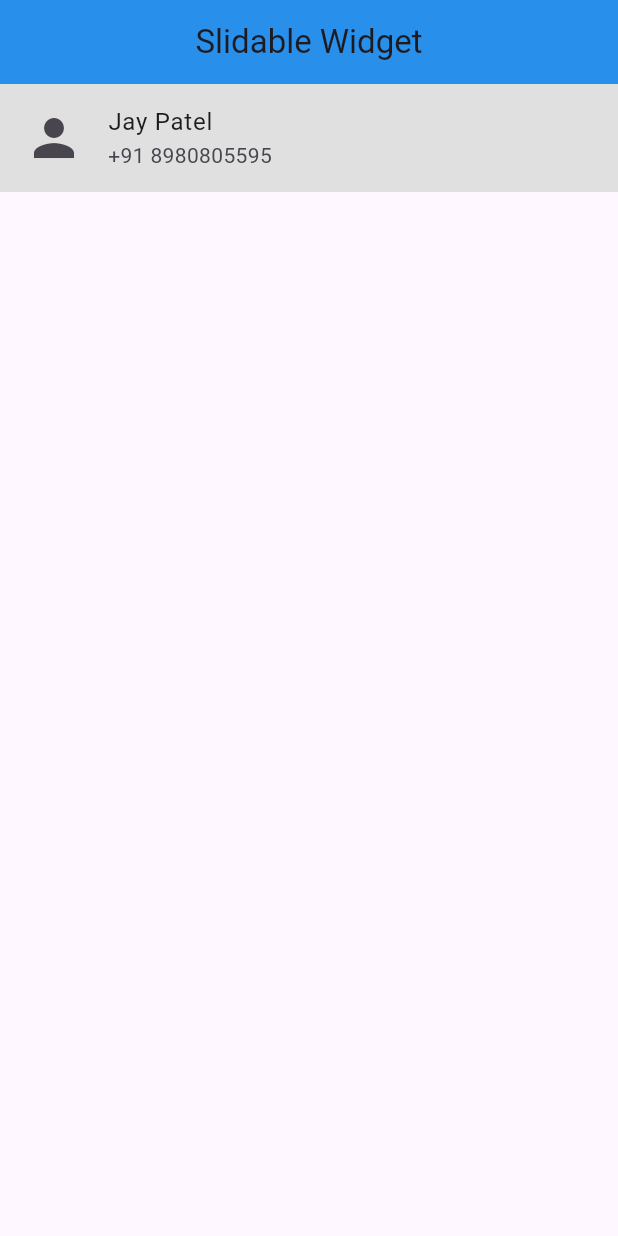
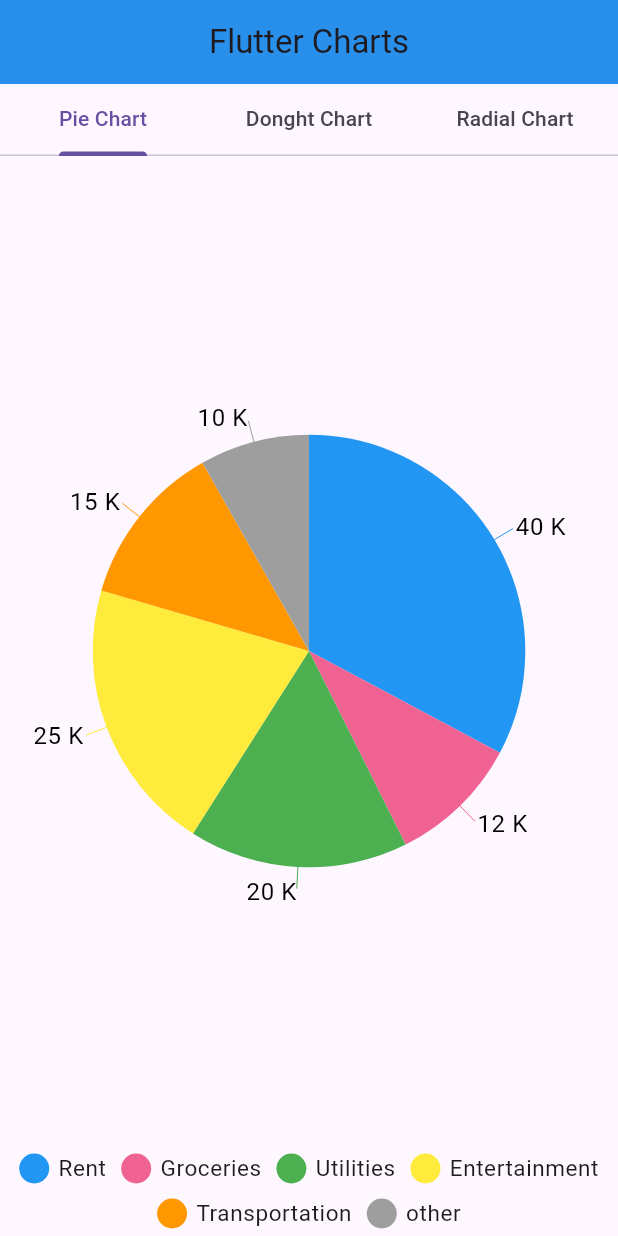
Before and after one commit to jaypatel0207/TST, a Flutter app: the screen it shows after launch, on a phone screen of 412 x 824 dp. Run offline on Flutter 3.47's test engine with Material 3 defaults, Android fonts, the phone set to English and light mode, and no system bars; drawn by our look-alikes of flutter_slidable; our stand-ins replace another_carousel_pro, carousel_slider, curved_navigation_bar, smooth_page_indicator, syncfusion_flutter_charts.

Commit message:
Pie Chart

```diff
--- /dev/null
+++ b/lib/Flutter Charts/Circularchart.dart
@@ -0,0 +1,69 @@
+import 'package:flutter/material.dart';
+import 'package:syncfusion_flutter_charts/charts.dart';
+
+class Circularchart extends StatefulWidget {
+  const Circularchart({super.key});
+
+  @override
+  State<Circularchart> createState() => _CircularchartState();
+}
+
+class _CircularchartState extends State<Circularchart> {
+  List chartData = [
+    [40, "Rent", Colors.blue],
+    [12, "Groceries", Colors.pink.shade300],
+    [20, "Utilities", Colors.green],
+    [25, "Entertainment", Colors.yellow],
+    [15, "Transportation", Colors.orange],
+    [10, "other", Colors.grey],
+  ];
+  @override
+  Widget build(BuildContext context) {
+    return Scaffold(
+      // appBar: AppBar(
+      //   title: Text("Circular Charts"),
+      //   centerTitle: true,
+
+      // ),
+
+      body: Center(
+        child: SfCircularChart(
+          margin: EdgeInsets.all(0),
+          series: [
+            PieSeries(
+              dataSource: chartData,
+              // innerRadius: "50%",
+              yValueMapper: (data, _) =>data[0] ,
+              xValueMapper: (data, _) => data[1],
+              radius: "70%",
+              explode: true,
+              pointColorMapper: (data, _) => data[2],
+              dataLabelMapper: (data, _) => data[0].toString()+" K",
+              dataLabelSettings: DataLabelSettings(
+                isVisible: true,
+                textStyle: TextStyle(fontSize: 16, color: Colors.black),
+                labelPosition: ChartDataLabelPosition.outside,
+
+
+
+              ),
+            )
+          ],
+
+            legend: Legend(
+              isVisible: true,
+              isResponsive: true,
+              position: LegendPosition.bottom,
+              orientation: LegendItemOrientation.vertical,
+              textStyle: TextStyle(fontSize: 15),
+              iconHeight: 20,
+              iconWidth: 20
+
+            ),
+
+
+        ),
+      ),
+    );
+  }
+}
--- /dev/null
+++ b/lib/Flutter Charts/piehome.dart
@@ -0,0 +1,171 @@
+import 'package:flutter/material.dart';
+import 'package:flutter_splash_screens/Flutter%20Charts/Circularchart.dart';
+import 'package:flutter_splash_screens/Flutter%20Charts/DounghtChart.dart';
+import 'package:flutter_splash_screens/Flutter%20Charts/RadialChart.dart';
+
+class Piehome extends StatefulWidget {
+  const Piehome({super.key});
+
+  @override
+  State<Piehome> createState() => _PiehomeState();
+}
+
+class _PiehomeState extends State<Piehome> {
+  @override
+  Widget build(BuildContext context) {
+    return DefaultTabController(
+      length: 3,
+      child: Scaffold(
+      appBar: AppBar(
+        title: Text("Flutter Charts"),
+        centerTitle: true,
+        backgroundColor: Colors.blue,
+        elevation: 5,
+       ),
+
+
+       body: Column(
+         children: [
+           Container(
+             child: TabBar(
+              tabs: [
+
+                Tab(
+                    child:   Text("Pie Chart"),
+
+                ),
+
+
+
+
+                Tab(
+                  child:   Text("Donght Chart"),
+                ),
+
+
+
+
+
+
+                Tab(
+                  child:   Text("Radial Chart"),
+                ),
+
+
+
+
+
+
+
+              ]),
+           ),
+
+
+
+           Expanded(
+
+            child: TabBarView(children: [
+                Circularchart(),
+                 Dounghtchart(),
+                    Radialchart(),
+            ]))
+         ],
+       ),
+
+
+      ),
+
+    );
+  }
+}
+
+
+
+
+
+
+
+
+
+
+
+
+
+
+
+
+
+
+
+class MyCustomTab extends StatefulWidget {
+  const MyCustomTab({super.key});
+
+  @override
+  State<MyCustomTab> createState() => _MyCustomTabState();
+}
+
+class _MyCustomTabState extends State<MyCustomTab> {
+  @override
+  Widget build(BuildContext context) {
+    return DefaultTabController(
+      length: 4,
+      child: Scaffold(
+        appBar: AppBar(
+          title: Text("Custom Tap"),
+        ),
+        body: Padding(
+          padding: const EdgeInsets.all(8.0),
+          child: Column(
+            // mainAxisAlignment: MainAxisAlignment.start,
+            crossAxisAlignment: CrossAxisAlignment.start,
+            // ignore: prefer_const_literals_to_create_immutables
+            children: [
+              // ignore: prefer_const_literals_to_create_immutables
+              Container(
+                height: 50,
+                decoration: BoxDecoration(
+                    borderRadius: BorderRadius.circular(20), color: Colors.red),
+                child: TabBar(
+                  indicator: BoxDecoration(
+                    color: Colors.red[800],
+                    borderRadius: BorderRadius.circular(20),
+                  ),
+                  labelColor: Colors.black,
+                  dividerColor: Colors.black,
+                  // ignore: prefer_const_literals_to_create_immutables
+                  tabs: [
+                    Tab(
+                      icon: Icon(
+                        Icons.add_box,
+                        color: Colors.black,
+                      ),
+                    ),
+                    Tab(
+                      icon: Icon(
+                        Icons.video_call,
+                        color: Colors.black,
+                      ),
+                    ),
+                    Tab(
+                      icon: Icon(
+                        Icons.portrait_sharp,
+                        color: Colors.black,
+                      ),
+                    ),
+                  ],
+                ),
+              ),
+              Expanded(
+                child: TabBarView(children: [
+                  // MyPostTab(),
+                  // MyReelsTab(),
+                  // MyTagTab(),
+                ]),
+              )
+            ],
+          ),
+        ),
+      ),
+    );
+  }
+}
--- a/lib/main.dart
+++ b/lib/main.dart
@@ -1,4 +1,6 @@
 import 'package:flutter/material.dart';
+import 'package:flutter_splash_screens/Flutter%20Charts/Circularchart.dart';
+import 'package:flutter_splash_screens/Flutter%20Charts/piehome.dart';
 import 'package:flutter_splash_screens/Image_slider/auto_image_slider.dart';
 import 'package:flutter_splash_screens/Image_slider/image.dart';
 import 'package:flutter_splash_screens/Slidable%20Widget/1.dart';
@@ -23,7 +25,7 @@ class MyApp extends StatelessWidget {
         primarySwatch: Colors.green,
       ),
 
-      home:  slidable1(),
+      home:  Piehome(),
     );
   }
 }
--- a/pubspec.yaml
+++ b/pubspec.yaml
@@ -43,6 +43,7 @@ dependencies:
   carousel_slider: ^5.0.0
   smooth_page_indicator: ^1.2.0+3
   flutter_slidable: ^3.1.1
+  syncfusion_flutter_charts: ^26.2.8
 
 dev_dependencies:
   flutter_test:
```
Also changed, not shown: lib/Flutter Charts/DounghtChart.dart (added, +56 -0 lines), lib/Flutter Charts/RadialChart.dart (added, +55 -0 lines), lib/Slidable Widget/1.dart (line endings or trailing spaces), pubspec.lock.
